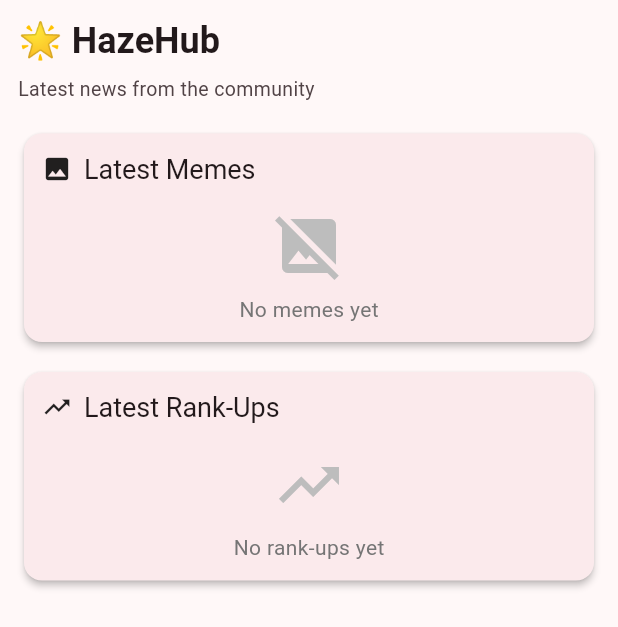
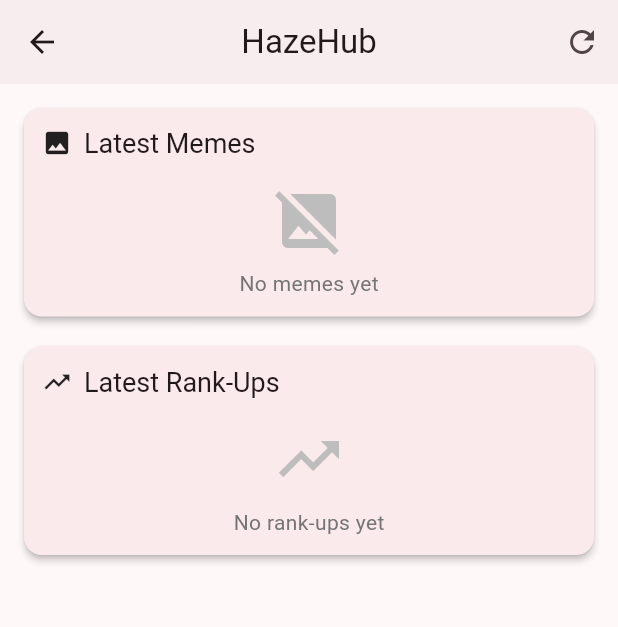
Before and after one commit to inventory69/HazeBot-Admin, a Flutter app: the DashboardScreen screen opened directly, on a phone screen of 412 x 824 dp. Shown: the top 627 px of the screen. Run offline on Flutter 3.47's test engine with Material 3 defaults, Android fonts, the phone set to English and light mode, and no system bars; drawn by our look-alikes of dynamic_color; our stand-ins replace app_links, flutter_dotenv, package_info_plus, shared_preferences, timeago; missing offline and left inert: dart:html, flex_color_picker; accounts and stored records are empty; network calls fail.

Commit message:
UI: Add AppBar to all user screens + code cleanup
- Added AppBar to Rocket League, Meme Generator and Memes screens
- Consistent design with Dashboard and Gaming Hub
- Refresh buttons in all AppBars

Code Quality:
- Removed unused imports (jwt_decode, web_utils, kIsWeb)
- Cleaned up unused variables (_selectedUserTab, _selectedSource)
- Applied dart format to all files
- Flutter analyze: 61 → 52 issues

```diff
--- a/lib/main.dart
+++ b/lib/main.dart
@@ -5,7 +5,6 @@ import 'package:dynamic_color/dynamic_color.dart';
 import 'screens/login_screen.dart';
 import 'screens/home_screen.dart';
 import 'services/auth_service.dart';
-import 'services/api_service.dart';
 import 'services/discord_auth_service.dart';
 import 'services/permission_service.dart';
 import 'services/config_service.dart';
--- a/lib/screens/home_screen.dart
+++ b/lib/screens/home_screen.dart
@@ -1,6 +1,5 @@
 import 'dart:async';
 import 'package:flutter/material.dart';
-import 'package:flutter/foundation.dart' show kIsWeb;
 import 'package:provider/provider.dart';
 import '../services/auth_service.dart';
 import '../services/discord_auth_service.dart';
@@ -8,7 +7,6 @@ import '../services/permission_service.dart';
 import '../services/config_service.dart';
 import '../services/api_service.dart';
 import '../providers/data_cache_provider.dart';
-import '../utils/web_utils.dart';
 import '../utils/app_config.dart';
 import 'meme_detail_screen.dart';
 import 'profile_screen.dart';
@@ -51,7 +49,6 @@ class HomeScreen extends StatefulWidget {
 class _HomeScreenState extends State<HomeScreen>
     with SingleTickerProviderStateMixin {
   int _selectedIndex = -1; // -1 = show user tabs, 0+ = admin item
-  int _selectedUserTab = 0;
   bool _isDrawerVisible = false; // Start with admin rail hidden
   int _reloadCounter = 0;
   late TabController _tabController;
@@ -64,7 +61,7 @@ class _HomeScreenState extends State<HomeScreen>
     _tabController.addListener(() {
       if (!_tabController.indexIsChanging) {
         setState(() {
-          _selectedUserTab = _tabController.index;
+          // Tab changed
         });
       }
     });
@@ -92,14 +89,14 @@ class _HomeScreenState extends State<HomeScreen>
   }
 
   Future<void> _loadConfig() async {
-    final authService = Provider.of<AuthService>(context, listen: false);
     final configService = Provider.of<ConfigService>(context, listen: false);
-    // Use singleton ApiService directly instead of authService.apiService
+    // Use singleton ApiService directly
     await configService.loadConfig(ApiService());
 
     // Check if token expired
     if (configService.error == 'token_expired') {
-      debugPrint('⚠️ Config load failed with token_expired - Token refresh should have handled this');
+      debugPrint(
+          '⚠️ Config load failed with token_expired - Token refresh should have handled this');
       // DON'T logout immediately - token refresh should have been attempted
       // Only logout if refresh truly failed (indicated by clearToken being called)
       // The TokenExpiredException is thrown AFTER refresh attempts
@@ -306,7 +303,6 @@ class _HomeScreenState extends State<HomeScreen>
         title: LayoutBuilder(
           builder: (context, constraints) {
             final isMobile = MediaQuery.of(context).size.width < 600;
-            final isTablet = MediaQuery.of(context).size.width < 900;
 
             return Row(
               children: [
@@ -408,8 +404,10 @@ class _HomeScreenState extends State<HomeScreen>
                                                   padding:
                                                       const EdgeInsets.all(8),
                                                   decoration: BoxDecoration(
-                                                  color: const Color(0xFF5865F2)
-                                                      .withValues(alpha: 0.1),
+                                                    color:
+                                                        const Color(0xFF5865F2)
+                                                            .withValues(
+                                                                alpha: 0.1),
                                                     shape: BoxShape.circle,
                                                   ),
                                                   child: const Icon(
@@ -455,7 +453,8 @@ class _HomeScreenState extends State<HomeScreen>
                                             CrossAxisAlignment.start,
                                         children: [
                                           Text(
-                                            discordAuthService.userInfo!['user'],
+                                            discordAuthService
+                                                .userInfo!['user'],
                                             style: const TextStyle(
                                               fontWeight: FontWeight.bold,
                                               fontSize: 16,
@@ -835,7 +834,8 @@ class _DashboardScreenState extends State<DashboardScreen>
     super.initState();
     // Load data only if cache is empty (first time only)
     WidgetsBinding.instance.addPostFrameCallback((_) {
-      final cacheProvider = Provider.of<DataCacheProvider>(context, listen: false);
+      final cacheProvider =
+          Provider.of<DataCacheProvider>(context, listen: false);
       // Only load if cache is empty - cache will prevent duplicate requests
       if (cacheProvider.memes == null || cacheProvider.rankups == null) {
         _loadData();
@@ -844,7 +844,8 @@ class _DashboardScreenState extends State<DashboardScreen>
   }
 
   Future<void> _loadData({bool force = false}) async {
-    final cacheProvider = Provider.of<DataCacheProvider>(context, listen: false);
+    final cacheProvider =
+        Provider.of<DataCacheProvider>(context, listen: false);
     await Future.wait([
       cacheProvider.loadLatestMemes(force: force),
       cacheProvider.loadLatestRankups(force: force),
@@ -866,7 +867,56 @@ class _DashboardScreenState extends State<DashboardScreen>
             final isMobile = constraints.maxWidth < 600;
             final padding = isMobile ? 12.0 : 16.0;
 
-        return RefreshIndicator(
+            return Scaffold(
+              appBar: AppBar(
+                title: Row(
+                  mainAxisSize: MainAxisSize.min,
+                  children: [
+                    const Text('HazeHub'),
+                    if (cacheProvider.lastMemesLoad != null) ...[
+                      const SizedBox(width: 12),
+                      Container(
+                        padding: const EdgeInsets.symmetric(
+                            horizontal: 8, vertical: 4),
+                        decoration: BoxDecoration(
+                          color: Theme.of(context).colorScheme.primaryContainer,
+                          borderRadius: BorderRadius.circular(12),
+                        ),
+                        child: Row(
+                          mainAxisSize: MainAxisSize.min,
+                          children: [
+                            Icon(
+                              Icons.schedule,
+                              size: 14,
+                              color: Theme.of(context)
+                                  .colorScheme
+                                  .onPrimaryContainer,
+                            ),
+                            const SizedBox(width: 4),
+                            Text(
+                              cacheProvider.getCacheAge(),
+                              style: TextStyle(
+                                fontSize: 12,
+                                color: Theme.of(context)
+                                    .colorScheme
+                                    .onPrimaryContainer,
+                              ),
+                            ),
+                          ],
+                        ),
+                      ),
+                    ],
+                  ],
+                ),
+                actions: [
+                  IconButton(
+                    icon: const Icon(Icons.refresh),
+                    onPressed: () => _loadData(force: true),
+                    tooltip: 'Refresh',
+                  ),
+                ],
+              ),
+              body: RefreshIndicator(
                 onRefresh: () => _loadData(force: true),
                 child: SingleChildScrollView(
                   physics: const AlwaysScrollableScrollPhysics(),
@@ -874,74 +924,28 @@ class _DashboardScreenState extends State<DashboardScreen>
                   child: Column(
                     crossAxisAlignment: CrossAxisAlignment.start,
                     children: [
-                  // Header
-                  Text(
-                    '🌟 HazeHub',
-                    style: Theme.of(context).textTheme.headlineLarge?.copyWith(
-                          fontSize: isMobile ? 24 : null,
-                          fontWeight: FontWeight.bold,
-                        ),
-                  ),
-                  const SizedBox(height: 8),
-                  Row(
-                    children: [
-                      Expanded(
-                        child: Text(
-                          'Latest news from the community',
-                          style: Theme.of(context).textTheme.bodyMedium?.copyWith(
-                                color: Theme.of(context).colorScheme.onSurfaceVariant,
-                                fontSize: isMobile ? 13 : null,
-                              ),
-                        ),
-                      ),
-                      if (cacheProvider.lastMemesLoad != null)
-                        Container(
-                          padding: const EdgeInsets.symmetric(horizontal: 8, vertical: 4),
-                          decoration: BoxDecoration(
-                            color: Theme.of(context).colorScheme.primaryContainer,
-                            borderRadius: BorderRadius.circular(12),
-                          ),
-                          child: Row(
-                            mainAxisSize: MainAxisSize.min,
-                            children: [
-                              Icon(
-                                Icons.schedule,
-                                size: 14,
-                                color: Theme.of(context).colorScheme.onPrimaryContainer,
-                              ),
-                              const SizedBox(width: 4),
-                              Text(
-                                cacheProvider.getCacheAge(),
-                                style: TextStyle(
-                                  fontSize: 12,
-                                  color: Theme.of(context).colorScheme.onPrimaryContainer,
-                                ),
-                              ),
-                            ],
-                          ),
-                        ),
-                    ],
-                  ),
-                  SizedBox(height: isMobile ? 16 : 24),
-
                       // Latest Memes Section
-                _buildMemesSection(context, isMobile, memes, isLoadingMemes),
+                      _buildMemesSection(
+                          context, isMobile, memes, isLoadingMemes),
 
                       SizedBox(height: isMobile ? 12 : 16),
 
                       // Latest Rank-Ups Section
-                _buildRankupsSection(context, isMobile, rankups, isLoadingRankups),
-              ],
-            ),
-          ),
-        );
-      },
-    );
-      },
-    );
-  }
-
-  Widget _buildMemesSection(BuildContext context, bool isMobile, List<Map<String, dynamic>> memes, bool isLoadingMemes) {
+                      _buildRankupsSection(
+                          context, isMobile, rankups, isLoadingRankups),
+                    ],
+                  ),
+                ),
+              ),
+            );
+          },
+        );
+      },
+    );
+  }
+
+  Widget _buildMemesSection(BuildContext context, bool isMobile,
+      List<Map<String, dynamic>> memes, bool isLoadingMemes) {
     return Card(
       child: Padding(
         padding: EdgeInsets.all(isMobile ? 12 : 16),
@@ -1028,7 +1032,8 @@ class _DashboardScreenState extends State<DashboardScreen>
 
           // Refresh memes if changes were made
           if (result != null && result is Map<String, dynamic>) {
-            final cacheProvider = Provider.of<DataCacheProvider>(context, listen: false);
+            final cacheProvider =
+                Provider.of<DataCacheProvider>(context, listen: false);
             await cacheProvider.loadLatestMemes(force: true);
           }
         },
@@ -1160,7 +1165,8 @@ class _DashboardScreenState extends State<DashboardScreen>
     );
   }
 
-  Widget _buildRankupsSection(BuildContext context, bool isMobile, List<Map<String, dynamic>> rankups, bool isLoadingRankups) {
+  Widget _buildRankupsSection(BuildContext context, bool isMobile,
+      List<Map<String, dynamic>> rankups, bool isLoadingRankups) {
     return Card(
       child: Padding(
         padding: EdgeInsets.all(isMobile ? 12 : 16),
--- a/lib/screens/profile_screen.dart
+++ b/lib/screens/profile_screen.dart
@@ -292,8 +292,7 @@ class _ProfileScreenState extends State<ProfileScreen> {
                                     width: 48,
                                     height: 48,
                                     fit: BoxFit.contain,
-                                    errorBuilder:
-                                        (context, error, stackTrace) {
+                                    errorBuilder: (context, error, stackTrace) {
                                       return Container(
                                         width: 48,
                                         height: 48,
```
Also changed, not shown: lib/providers/data_cache_provider.dart (+11 -5 lines), lib/screens/admin/live_users_screen.dart (+12 -10 lines), lib/screens/config/meme_config_screen.dart (+32 -49 lines), lib/screens/config/meme_generator_screen.dart (+64 -66 lines), lib/screens/meme_detail_screen.dart (+7 -4 lines), lib/screens/user_rocket_league_screen.dart (+16 -20 lines), lib/services/api_service.dart (+10 -6 lines), lib/services/discord_auth_service.dart (+12 -7 lines). Lines whose indentation alone changed are shown as unchanged.
